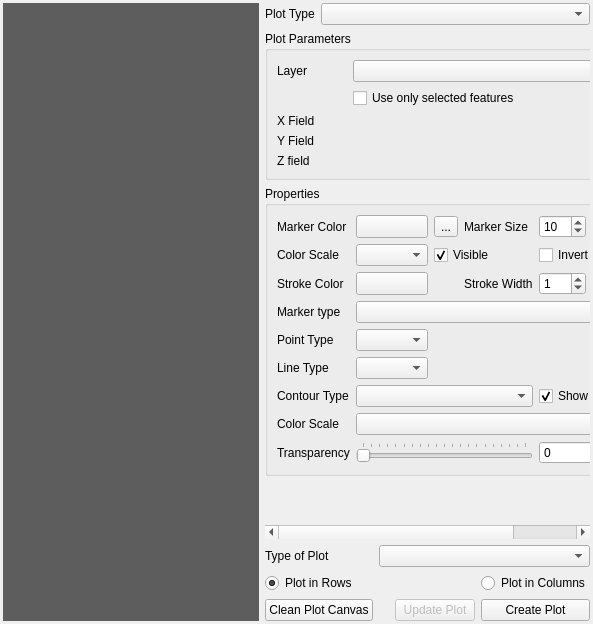
Qt form DataPlotly/ui/dataplotly_dockwidget_base.ui (ghtmtt/DataPlotly) before a commit.
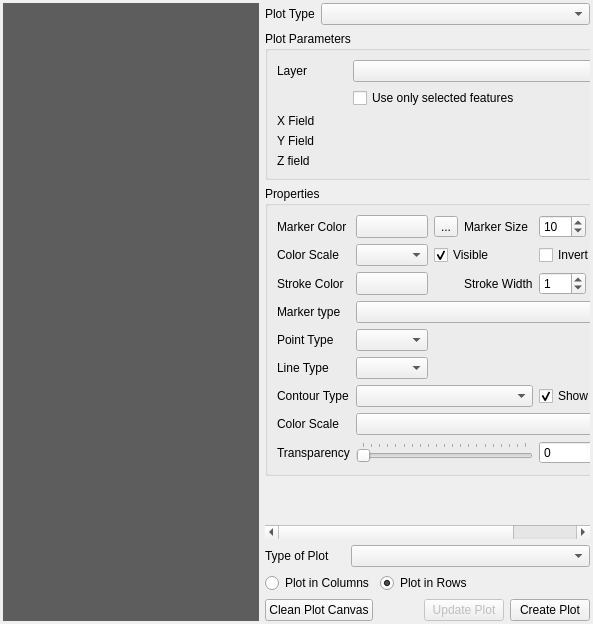
The same form after that commit. Custom widgets are drawn as their Qt base class.

Commit message: Tweak widget arrangement

```diff
--- a/DataPlotly/ui/dataplotly_dockwidget_base.ui
+++ b/DataPlotly/ui/dataplotly_dockwidget_base.ui
@@ -887,7 +887,29 @@
          </item>
          <item row="1" column="0">
           <layout class="QGridLayout" name="gridLayout_3">
-           <item row="1" column="0">
+           <item row="0" column="1" colspan="3">
+            <widget class="QComboBox" name="subcombo"/>
+           </item>
+           <item row="0" column="0">
+            <widget class="QLabel" name="subcombo_label">
+             <property name="text">
+              <string>Type of Plot</string>
+             </property>
+            </widget>
+           </item>
+           <item row="1" column="0" colspan="4">
+            <layout class="QHBoxLayout" name="horizontalLayout">
+             <property name="topMargin">
+              <number>0</number>
+             </property>
+             <item>
+              <widget class="QRadioButton" name="radio_columns">
+               <property name="text">
+                <string>Plot in Columns</string>
+               </property>
+              </widget>
+             </item>
+             <item>
             <widget class="QRadioButton" name="radio_rows">
              <property name="text">
               <string>Plot in Rows</string>
@@ -897,14 +919,47 @@
              </property>
             </widget>
            </item>
-           <item row="2" column="0">
+             <item>
+              <spacer name="horizontalSpacer_2">
+               <property name="orientation">
+                <enum>Qt::Horizontal</enum>
+               </property>
+               <property name="sizeHint" stdset="0">
+                <size>
+                 <width>40</width>
+                 <height>20</height>
+                </size>
+               </property>
+              </spacer>
+             </item>
+            </layout>
+           </item>
+           <item row="2" column="0" colspan="4">
+            <layout class="QHBoxLayout" name="horizontalLayout_2">
+             <property name="topMargin">
+              <number>0</number>
+             </property>
+             <item>
             <widget class="QPushButton" name="clear_btn">
              <property name="text">
               <string>Clean Plot Canvas</string>
              </property>
             </widget>
            </item>
-           <item row="2" column="2">
+             <item>
+              <spacer name="horizontalSpacer_3">
+               <property name="orientation">
+                <enum>Qt::Horizontal</enum>
+               </property>
+               <property name="sizeHint" stdset="0">
+                <size>
+                 <width>40</width>
+                 <height>20</height>
+                </size>
+               </property>
+              </spacer>
+             </item>
+             <item>
             <widget class="QPushButton" name="update_btn">
              <property name="enabled">
               <bool>false</bool>
@@ -929,29 +984,14 @@
              </property>
             </widget>
            </item>
-           <item row="2" column="3">
+             <item>
             <widget class="QPushButton" name="draw_btn">
              <property name="text">
               <string>Create Plot</string>
              </property>
             </widget>
            </item>
-           <item row="1" column="3">
-            <widget class="QRadioButton" name="radio_columns">
-             <property name="text">
-              <string>Plot in Columns</string>
-             </property>
-            </widget>
-           </item>
-           <item row="0" column="1" colspan="3">
-            <widget class="QComboBox" name="subcombo"/>
-           </item>
-           <item row="0" column="0">
-            <widget class="QLabel" name="label_4">
-             <property name="text">
-              <string>Type of Plot</string>
-             </property>
-            </widget>
+            </layout>
            </item>
           </layout>
          </item>
```
Left out of the diff: 8 changed lines with no effect on the pictures. Lines whose indentation alone changed are shown as unchanged. The commit also changes 1 other file.
